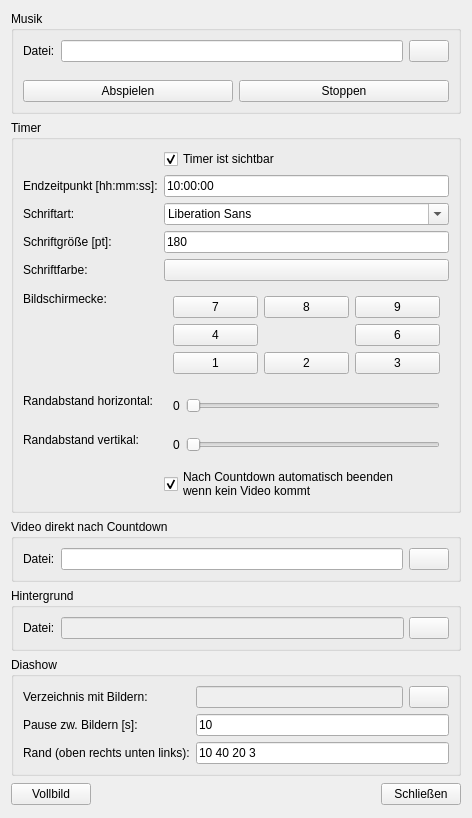
Before: the Qt Designer form config.ui in wulmer/CountdownApp, drawn with Qt 5.
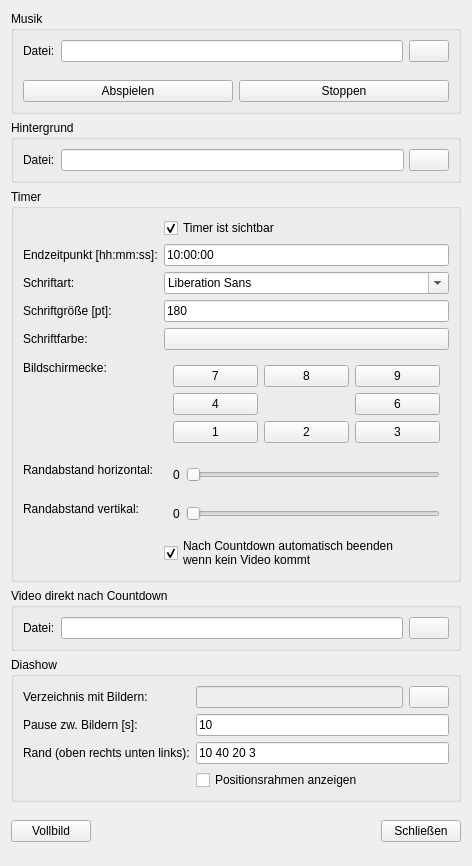
After: the same form once the commit is applied.

Commit message: New: show slideshow frame

Patch:
```diff
--- a/config.ui
+++ b/config.ui
@@ -7,7 +7,7 @@
     <x>0</x>
     <y>0</y>
     <width>472</width>
-    <height>818</height>
+    <height>866</height>
    </rect>
   </property>
   <property name="windowTitle">
@@ -81,6 +81,63 @@
      </layout>
     </widget>
    </item>
+   <item>
+    <widget class="QGroupBox" name="groupBox_2">
+     <property name="title">
+      <string>Hintergrund</string>
+     </property>
+     <layout class="QFormLayout" name="formLayout">
+      <item row="0" column="0">
+       <widget class="QLabel" name="label_7">
+        <property name="text">
+         <string>Datei:</string>
+        </property>
+       </widget>
+      </item>
+      <item row="0" column="1">
+       <widget class="QWidget" name="widget_4" native="true">
+        <layout class="QHBoxLayout" name="horizontalLayout_3">
+         <property name="spacing">
+          <number>5</number>
+         </property>
+         <property name="leftMargin">
+          <number>0</number>
+         </property>
+         <property name="topMargin">
+          <number>0</number>
+         </property>
+         <property name="rightMargin">
+          <number>0</number>
+         </property>
+         <property name="bottomMargin">
+          <number>0</number>
+         </property>
+         <item>
+          <widget class="QLineEdit" name="_bg_fn_label">
+           <property name="minimumSize">
+            <size>
+             <width>200</width>
+             <height>0</height>
+            </size>
+           </property>
+           <property name="readOnly">
+            <bool>true</bool>
+           </property>
+          </widget>
+         </item>
+         <item>
+          <widget class="QPushButton" name="_bg_fn_button">
+           <property name="text">
+            <string/>
+           </property>
+          </widget>
+         </item>
+        </layout>
+       </widget>
+      </item>
+     </layout>
+    </widget>
+   </item>
    <item>
     <widget class="QGroupBox" name="groupBox">
      <property name="title">
@@ -316,7 +373,11 @@
        </widget>
       </item>
       <item>
-       <widget class="QLineEdit" name="_vid_fn_label"/>
+       <widget class="QLineEdit" name="_vid_fn_label">
+        <property name="readOnly">
+         <bool>true</bool>
+        </property>
+       </widget>
       </item>
       <item>
        <widget class="QPushButton" name="_vid_fn_button">
@@ -328,63 +389,6 @@
      </layout>
     </widget>
    </item>
-   <item>
-    <widget class="QGroupBox" name="groupBox_2">
-     <property name="title">
-      <string>Hintergrund</string>
-     </property>
-     <layout class="QFormLayout" name="formLayout">
-      <item row="0" column="0">
-       <widget class="QLabel" name="label_7">
-        <property name="text">
-         <string>Datei:</string>
-        </property>
-       </widget>
-      </item>
-      <item row="0" column="1">
-       <widget class="QWidget" name="widget_4" native="true">
-        <layout class="QHBoxLayout" name="horizontalLayout_3">
-         <property name="spacing">
-          <number>5</number>
-         </property>
-         <property name="leftMargin">
-          <number>0</number>
-         </property>
-         <property name="topMargin">
-          <number>0</number>
-         </property>
-         <property name="rightMargin">
-          <number>0</number>
-         </property>
-         <property name="bottomMargin">
-          <number>0</number>
-         </property>
-         <item>
-          <widget class="QLineEdit" name="_bg_fn_label">
-           <property name="enabled">
-            <bool>false</bool>
-           </property>
-           <property name="minimumSize">
-            <size>
-             <width>200</width>
-             <height>0</height>
-            </size>
-           </property>
-          </widget>
-         </item>
-         <item>
-          <widget class="QPushButton" name="_bg_fn_button">
-           <property name="text">
-            <string/>
-           </property>
-          </widget>
-         </item>
-        </layout>
-       </widget>
-      </item>
-     </layout>
-    </widget>
-   </item>
    <item>
     <widget class="QGroupBox" name="groupBox_3">
      <property name="title">
@@ -464,6 +468,13 @@
         </property>
        </widget>
       </item>
+      <item row="3" column="1">
+       <widget class="QCheckBox" name="_cb_show_slides_frame">
+        <property name="text">
+         <string>Positionsrahmen anzeigen</string>
+        </property>
+       </widget>
+      </item>
      </layout>
     </widget>
    </item>
```
Left out of the diff: 29 changed lines with no effect on the pictures. The commit also changes 1 other file.
